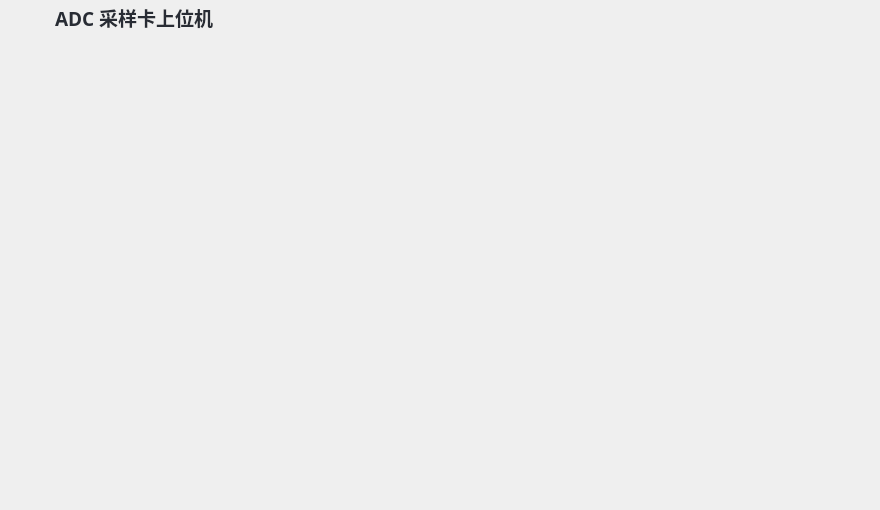
Before: the Qt Designer form res/ui/adc_card_window.ui in Geek-Egret/geek_egret_helper, drawn with Qt 5.
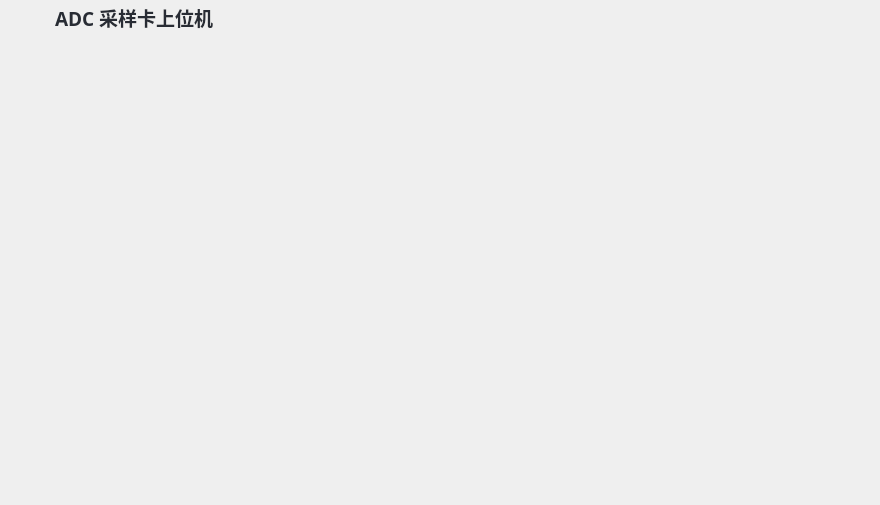
After: the same form once the commit is applied. Icons and pictures are not drawn.

What changed in the file:
```diff
--- a/res/ui/adc_card_window.ui
+++ b/res/ui/adc_card_window.ui
@@ -7,19 +7,19 @@
     <x>0</x>
     <y>0</y>
     <width>880</width>
-    <height>510</height>
+    <height>505</height>
    </rect>
   </property>
   <property name="minimumSize">
    <size>
     <width>880</width>
-    <height>510</height>
+    <height>505</height>
    </size>
   </property>
   <property name="maximumSize">
    <size>
     <width>880</width>
-    <height>540</height>
+    <height>505</height>
    </size>
   </property>
   <property name="windowTitle">
```
